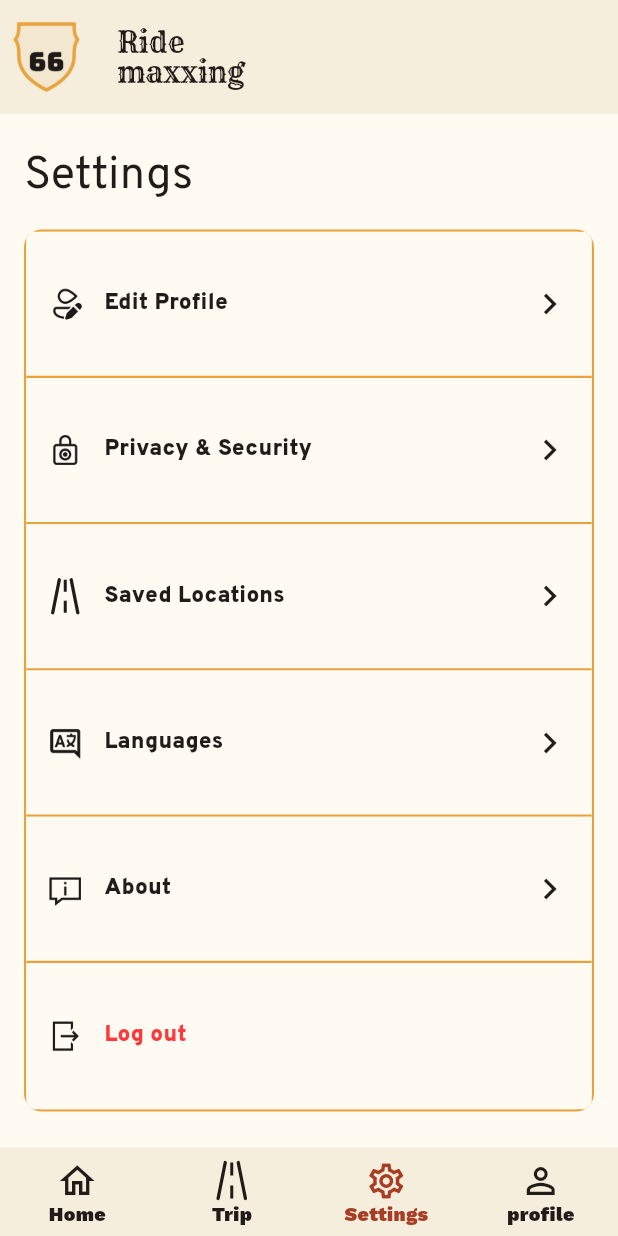
After one commit to ahmadmuhamadi/Ridemaxxing-Client, a Flutter app: the screen it shows after launch, item 3 of the bottom bar chosen, on a phone screen of 412 x 824 dp. The commit adds this screen. Run offline on Flutter 3.47's test engine with Material 3 defaults, Android fonts, the phone set to English and light mode, and no system bars.

Commit message:
feat: add settings page with navigation and related assets

```diff
--- a/lib/main.dart
+++ b/lib/main.dart
@@ -1,6 +1,7 @@
 import 'package:flutter/material.dart';
 
 import 'pages/profile_page.dart';
+import 'pages/settings_page.dart';
 import 'pages/where_to_page.dart';
 import 'theme/ride_colors.dart';
 
@@ -48,7 +49,8 @@ class _NavigationShellState extends State<NavigationShell> {
     setState(() {
       _selectedTab = index;
       if (index == 0) _selectedPage = 0;
-      if (index == 3) _selectedPage = 1;
+      if (index == 2) _selectedPage = 1;
+      if (index == 3) _selectedPage = 2;
     });
   }
 
@@ -58,6 +60,7 @@ class _NavigationShellState extends State<NavigationShell> {
       index: _selectedPage,
       children: [
         WhereToPage(currentIndex: _selectedTab, onNavigate: _navigate),
+        SettingsPage(currentIndex: _selectedTab, onNavigate: _navigate),
         ProfilePage(currentIndex: _selectedTab, onNavigate: _navigate),
       ],
     );
--- /dev/null
+++ b/lib/pages/settings_page.dart
@@ -0,0 +1,144 @@
+import 'package:flutter/material.dart';
+
+import '../theme/ride_colors.dart';
+import '../widgets/ride_app_bar.dart';
+import '../widgets/ride_bottom_navigation.dart';
+import '../widgets/road_icon.dart';
+import '../widgets/settings_row.dart';
+
+class SettingsPage extends StatelessWidget {
+  const SettingsPage({
+    required this.currentIndex,
+    required this.onNavigate,
+    super.key,
+  });
+
+  final int currentIndex;
+  final ValueChanged<int> onNavigate;
+
+  @override
+  Widget build(BuildContext context) {
+    return Scaffold(
+      backgroundColor: RideColors.paper,
+      appBar: const RideAppBar(showAction: false),
+      body: SafeArea(
+        top: false,
+        child: Column(
+          crossAxisAlignment: CrossAxisAlignment.start,
+          children: [
+            Padding(
+              padding: const EdgeInsets.fromLTRB(16, 20, 16, 14),
+              child: const Text(
+                'Settings',
+                style: TextStyle(
+                  fontFamily: 'Overpass',
+                  fontSize: 30,
+                  fontWeight: FontWeight.w400,
+                  color: RideColors.asphalt,
+                ),
+              ),
+            ),
+            Expanded(
+              child: Padding(
+                padding: const EdgeInsets.fromLTRB(16, 0, 16, 24),
+                child: Container(
+                  decoration: BoxDecoration(
+                    color: RideColors.paper,
+                    borderRadius: BorderRadius.circular(12),
+                    border: Border.all(
+                      color: RideColors.mustard,
+                      width: 1.5,
+                    ),
+                  ),
+                  clipBehavior: Clip.antiAlias,
+                  child: Column(
+                    children: [
+                      Expanded(
+                        child: SettingsRow(
+                          leading: Image.asset(
+                            'assets/images/settings/edit_profile.png',
+                            width: 24,
+                            height: 24,
+                            fit: BoxFit.contain,
+                          ),
+                          label: 'Edit Profile',
+                          onTap: () {},
+                        ),
+                      ),
+                      Expanded(
+                        child: SettingsRow(
+                          leading: Image.asset(
+                            'assets/images/settings/privacy_security.png',
+                            width: 24,
+                            height: 24,
+                            fit: BoxFit.contain,
+                          ),
+                          label: 'Privacy & Security',
+                          onTap: () {},
+                        ),
+                      ),
+                      Expanded(
+                        child: SettingsRow(
+                          leading: const RoadIcon(
+                            width: 22,
+                            height: 24,
+                            color: RideColors.asphalt,
+                          ),
+                          label: 'Saved Locations',
+                          onTap: () {},
+                        ),
+                      ),
+                      Expanded(
+                        child: SettingsRow(
+                          leading: Image.asset(
+                            'assets/images/settings/languages.png',
+                            width: 24,
+                            height: 24,
+                            fit: BoxFit.contain,
+                          ),
+                          label: 'Languages',
+                          onTap: () {},
+                        ),
+                      ),
+                      Expanded(
+                        child: SettingsRow(
+                          leading: Image.asset(
+                            'assets/images/settings/about.png',
+                            width: 24,
+                            height: 24,
+                            fit: BoxFit.contain,
+                          ),
+                          label: 'About',
+                          onTap: () {},
+                        ),
+                      ),
+                      Expanded(
+                        child: SettingsRow(
+                          leading: Image.asset(
+                            'assets/images/settings/logout.png',
+                            width: 24,
+                            height: 24,
+                            fit: BoxFit.contain,
+                          ),
+                          label: 'Log out',
+                          textColor: RideColors.logout,
+                          showChevron: false,
+                          hasBottomBorder: false,
+                          onTap: () {},
+                        ),
+                      ),
+                    ],
+                  ),
+                ),
+              ),
+            ),
+          ],
+        ),
+      ),
+      bottomNavigationBar: RideBottomNavigation(
+        currentIndex: currentIndex,
+        onTap: onNavigate,
+      ),
+    );
+  }
+}
--- a/lib/theme/ride_colors.dart
+++ b/lib/theme/ride_colors.dart
@@ -9,4 +9,5 @@ abstract final class RideColors {
   static const paper = Color(0xFFFFFBF2);
   static const dustyBrown = Color(0xFF5E4F42);
   static const desertSand = Color(0xFFEBD9B8);
+  static const logout = Color(0xFFFF383C);
 }
--- a/lib/widgets/ride_app_bar.dart
+++ b/lib/widgets/ride_app_bar.dart
@@ -3,9 +3,14 @@ import 'package:flutter/material.dart';
 import '../theme/ride_colors.dart';
 
 class RideAppBar extends StatelessWidget implements PreferredSizeWidget {
-  const RideAppBar({this.showBackArrow = false, super.key});
+  const RideAppBar({
+    this.showBackArrow = false,
+    this.showAction = true,
+    super.key,
+  });
 
   final bool showBackArrow;
+  final bool showAction;
 
   @override
   Size get preferredSize => const Size.fromHeight(76);
@@ -34,7 +39,8 @@ class RideAppBar extends StatelessWidget implements PreferredSizeWidget {
           color: RideColors.asphalt,
         ),
       ),
-      actions: [
+      actions: showAction
+          ? [
               Padding(
                 padding: const EdgeInsets.fromLTRB(4, 0, 16, 0),
                 child: showBackArrow
@@ -64,7 +70,8 @@ class RideAppBar extends StatelessWidget implements PreferredSizeWidget {
                         ),
                       ),
               ),
-      ],
+            ]
+          : null,
     );
   }
 }
--- /dev/null
+++ b/lib/widgets/settings_row.dart
@@ -0,0 +1,70 @@
+import 'package:flutter/material.dart';
+
+import '../theme/ride_colors.dart';
+
+class SettingsRow extends StatelessWidget {
+  const SettingsRow({
+    required this.leading,
+    required this.label,
+    this.textColor = RideColors.asphalt,
+    this.showChevron = true,
+    this.hasBottomBorder = true,
+    this.onTap,
+    super.key,
+  });
+
+  final Widget leading;
+  final String label;
+  final Color textColor;
+  final bool showChevron;
+  final bool hasBottomBorder;
+  final VoidCallback? onTap;
+
+  @override
+  Widget build(BuildContext context) {
+    return Material(
+      color: RideColors.paper,
+      child: InkWell(
+        onTap: onTap,
+        child: Container(
+          padding: const EdgeInsets.symmetric(horizontal: 14),
+          decoration: BoxDecoration(
+            border: hasBottomBorder
+                ? const Border(
+                    bottom: BorderSide(color: RideColors.mustard, width: 1.5),
+                  )
+                : null,
+          ),
+          child: Row(
+            children: [
+              SizedBox(
+                width: 24,
+                height: 24,
+                child: Center(child: leading),
+              ),
+              const SizedBox(width: 14),
+              Expanded(
+                child: Text(
+                  label,
+                  style: TextStyle(
+                    fontFamily: 'Overpass',
+                    fontSize: 15,
+                    fontWeight: FontWeight.w900,
+                    color: textColor,
+                    letterSpacing: 0.2,
+                  ),
+                ),
+              ),
+              if (showChevron)
+                const Icon(
+                  Icons.chevron_right,
+                  color: RideColors.asphalt,
+                  size: 28,
+                ),
+            ],
+          ),
+        ),
+      ),
+    );
+  }
+}
--- a/pubspec.yaml
+++ b/pubspec.yaml
@@ -80,6 +80,7 @@ flutter:
   # To add assets to your application, add an assets section, like this:
   assets:
     - assets/images/
+    - assets/images/settings/
 
   # An image asset can refer to one or more resolution-specific "variants", see
   # https://flutter.dev/to/resolution-aware-images
```
Also changed, not shown: assets/images/settings/about.png (added), assets/images/settings/edit_profile.png (added), assets/images/settings/languages.png (added), assets/images/settings/logout.png (added), assets/images/settings/privacy_security.png (added). Lines whose indentation alone changed are shown as unchanged.
